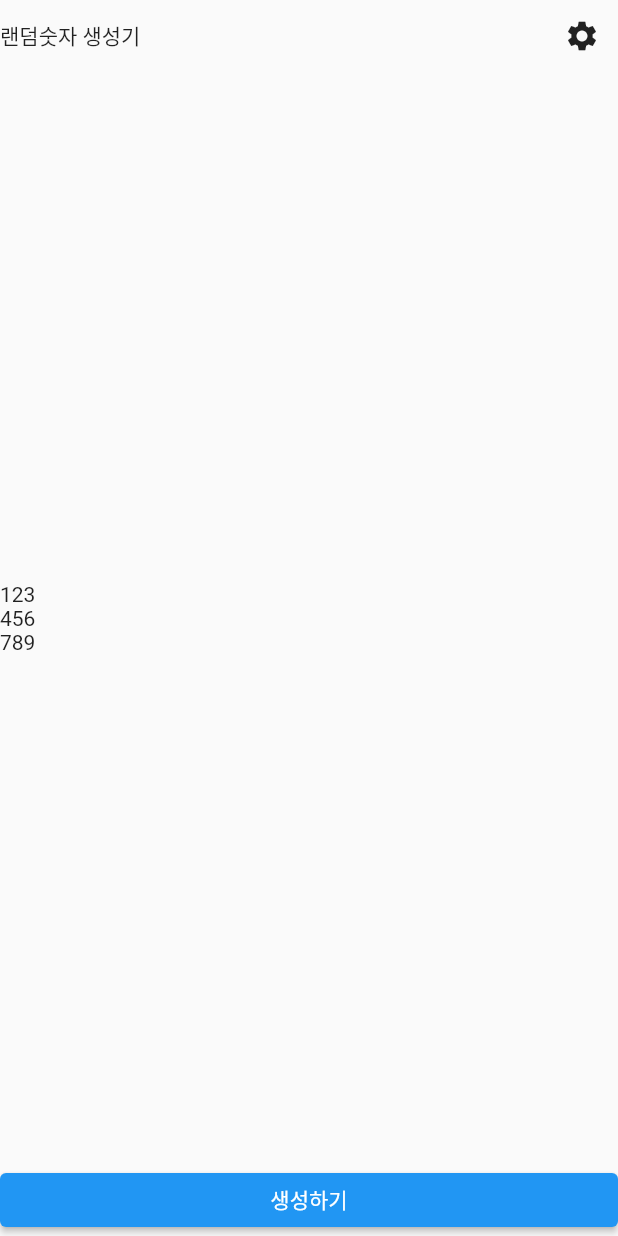
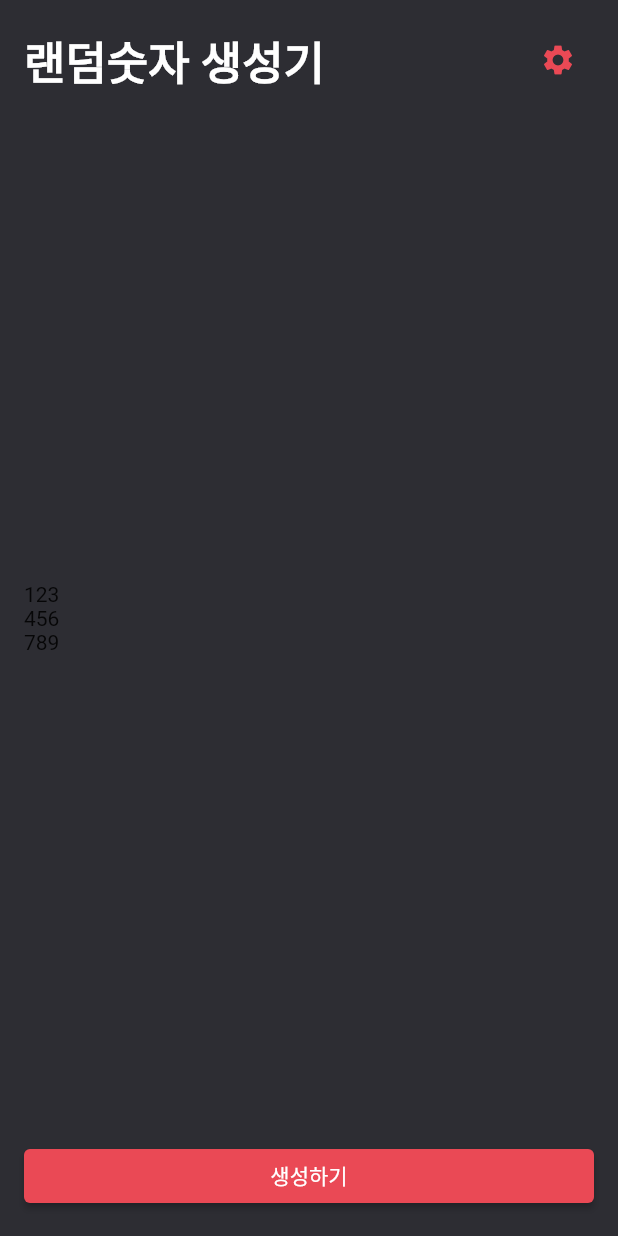
Before and after one commit to hyjoong/practice_flutter, a Flutter app: the screen it shows after launch, on a phone screen of 412 x 824 dp. Run offline on Flutter 3.47's test engine with Material 2 defaults, Android fonts, the phone set to English and light mode, and no system bars; our stand-ins replace webview_flutter.

Commit message:
feat: number페이지 스타일 적용

```diff
--- /dev/null
+++ b/lib/constants/color.dart
@@ -0,0 +1,5 @@
+import 'package:flutter/material.dart';
+
+const Color PRIMARY_COLOR = Color(0xFF2D2D33);
+const Color RED_COLOR = Color(0xFFEA4955);
+const Color BLUE_COLOR = Color(0xFF549FBF);
--- a/lib/screen/number_screen.dart
+++ b/lib/screen/number_screen.dart
@@ -1,4 +1,5 @@
 import 'package:flutter/material.dart';
+import 'package:hello_world/constants/color.dart';
 
 class NumberScreen extends StatefulWidget {
   const NumberScreen({Key? key}) : super(key: key);
@@ -11,19 +12,29 @@ class _NumberScreenState extends State<NumberScreen> {
   @override
   Widget build(BuildContext context) {
     return Scaffold(
+      backgroundColor: PRIMARY_COLOR,
       body: SafeArea(
+        child: Padding(
+          padding: EdgeInsets.all(16.0),  // fromLTRB(left, top, right, bottom) 으로도 가능
           child: Column(
-
             crossAxisAlignment: CrossAxisAlignment.start,
             children: [
               Row(
                 mainAxisAlignment: MainAxisAlignment.spaceBetween,
                 children: [
-                Text('랜덤숫자 생성기'),
+                  Text(
+                    '랜덤숫자 생성기',
+                    style: TextStyle(
+                      color: Colors.white,
+                      fontSize: 30.0,
+                      fontWeight: FontWeight.w700,
+                    ),
+                  ),
                   IconButton(
                       onPressed: () {},
                       icon: Icon(
                         Icons.settings,
+                        color: RED_COLOR,
                       ))
                 ],
               ),
@@ -38,9 +49,17 @@ class _NumberScreenState extends State<NumberScreen> {
                 ),
               ),
               SizedBox(
+                  // Cointainer도 사용되지만 여러 용도로 사용이 가능하지만 width, height만 조절할거라서 SizedBox 사용
                   width: double.infinity,
-                child: ElevatedButton(onPressed: () {}, child: Text('생성하기')))
+                  child: ElevatedButton(
+                    style: ElevatedButton.styleFrom(
+                      primary: RED_COLOR, // 활성화 됐을 때 색상
+                    ),
+                    onPressed: () {},
+                    child: Text('생성하기'),
+                  ))
             ],
+          ),
         ),
       ),
     );
```
Lines whose indentation alone changed are shown as unchanged.
